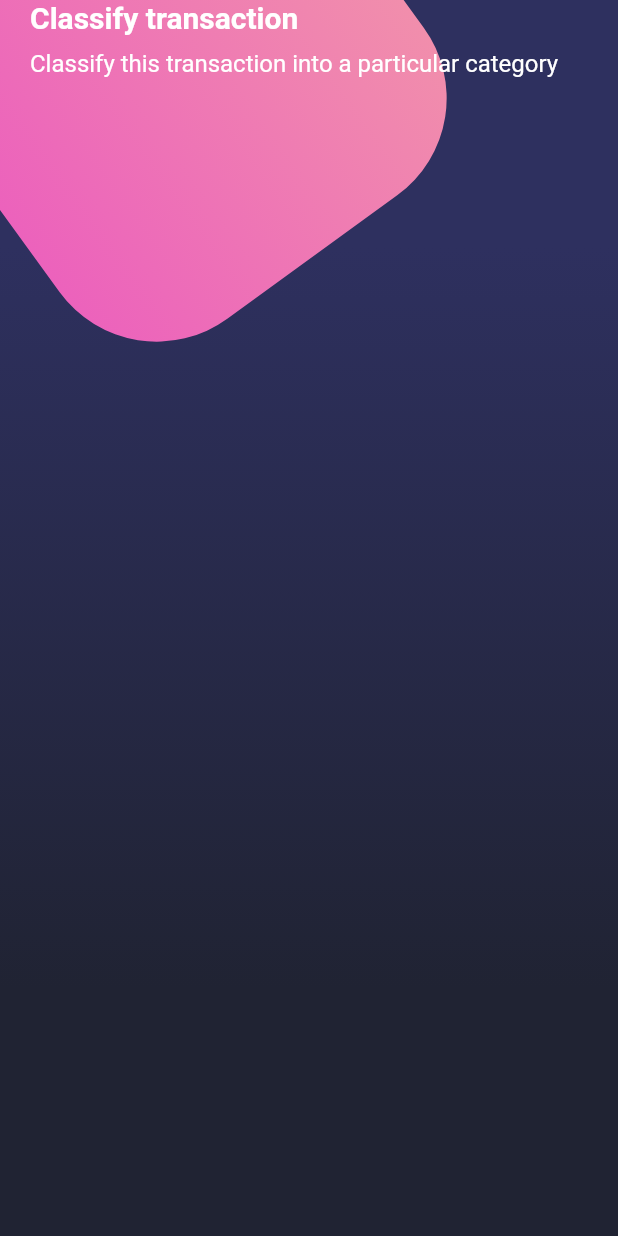
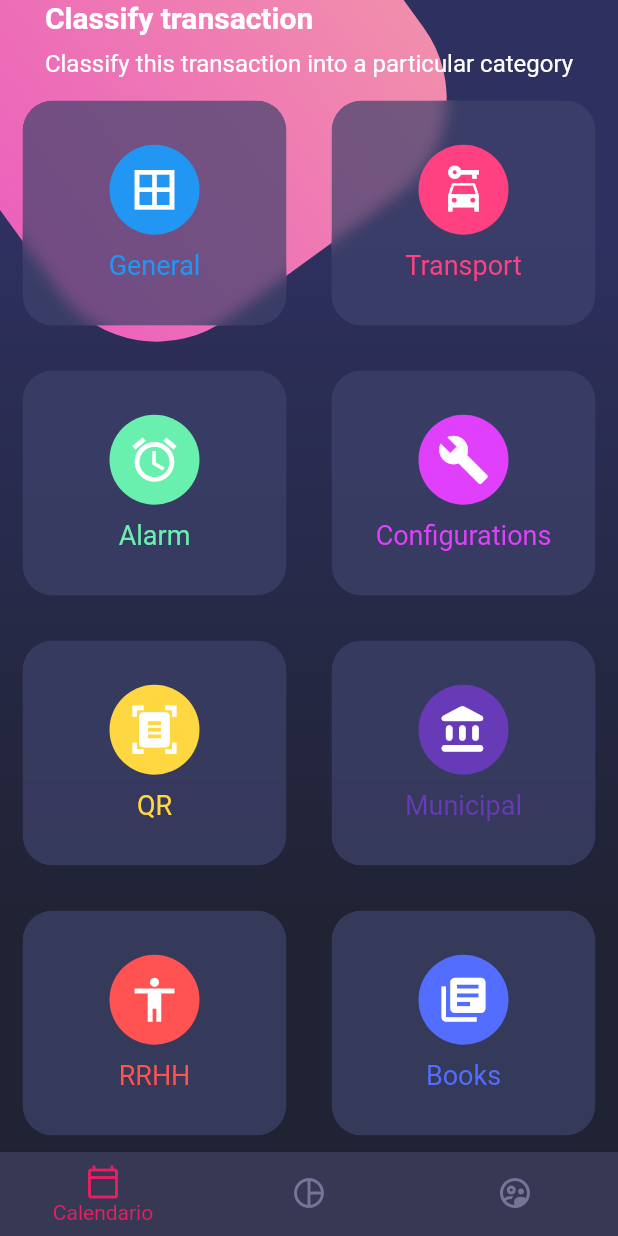
Before and after one commit to villarroelnicolasmaulen/designs_app, a Flutter app: the screen it shows after launch, on a phone screen of 412 x 824 dp. Run offline on Flutter 3.47's test engine with Material 2 defaults, Android fonts, the phone set to English and light mode, and no system bars.

Commit message:
last commit

```diff
--- a/lib/main.dart
+++ b/lib/main.dart
@@ -15,6 +15,7 @@ class MyApp extends StatelessWidget {
       debugShowCheckedModeBanner: false,
       title: 'Material App',
       initialRoute: 'home_screen',
+      theme: ThemeData.dark(),
       routes: {
         'basic_design': (_) => BasicDesignScreen(),
         'scroll_screen': (_) => ScrollDesignScreen(),
--- a/lib/screens/home_screen.dart
+++ b/lib/screens/home_screen.dart
@@ -1,6 +1,8 @@
 // ignore_for_file: prefer_const_constructors
 
 import 'package:disenos/widgets/background.dart';
+import 'package:disenos/widgets/card_table.dart';
+import 'package:disenos/widgets/custom_bottom_navigation.dart';
 import 'package:disenos/widgets/page_title.dart';
 import 'package:flutter/material.dart';
 
@@ -20,6 +22,7 @@ class HomeScreen extends StatelessWidget {
 
         ],
       ),
+      bottomNavigationBar: CustomBottomNavigationBar(),
     );
   }
 }
@@ -31,7 +34,10 @@ class _HomeBody extends StatelessWidget {
       child: Column(
         children: [
           // Titles
-          PageTitle()
+          PageTitle(),
+
+          // Card Table
+          CardTable()
 
         ],
       ),
--- /dev/null
+++ b/lib/widgets/card_table.dart
@@ -0,0 +1,95 @@
+// ignore_for_file: prefer_const_literals_to_create_immutables, prefer_const_constructors
+
+import 'dart:ui';
+
+import 'package:flutter/material.dart';
+
+class CardTable extends StatelessWidget {
+  @override
+  Widget build(BuildContext context) {
+    return Table(
+      children: [
+        TableRow(
+          children: [
+            _SingleCard(icon: Icons.border_all, color: Colors.blue, text: 'General',),
+            _SingleCard(icon: Icons.car_rental, color: Colors.pinkAccent, text: 'Transport',),
+          ]
+        ),
+        TableRow(
+          children: [
+            _SingleCard(icon: Icons.access_alarm, color: Colors.greenAccent, text: 'Alarm',),
+            _SingleCard(icon: Icons.build, color: Colors.purpleAccent, text: 'Configurations',),
+          ]
+        ),
+        TableRow(
+          children: [
+            _SingleCard(icon: Icons.document_scanner, color: Colors.amberAccent, text: 'QR',),
+            _SingleCard(icon: Icons.account_balance_rounded, color: Colors.deepPurple, text: 'Municipal',),
+          ]
+        ),
+        TableRow(
+          children: [
+            _SingleCard(icon: Icons.accessibility_sharp, color: Colors.redAccent, text: 'RRHH',),
+            _SingleCard(icon: Icons.library_books, color: Colors.indigoAccent, text: 'Books',),
+          ]
+        ),
+      ],
+    );
+  }
+}
+
+class _SingleCard extends StatelessWidget {
+
+
+  final IconData icon;
+  final Color color;
+  final String text;
+
+  _SingleCard({Key? key, required this.icon, required this.color, required this.text}) : super(key: key);
+
+  @override
+  Widget build(BuildContext context) {
+
+    var column = Column(
+              mainAxisAlignment: MainAxisAlignment.center,
+              children: [
+                CircleAvatar(
+                  backgroundColor: this.color,
+                  child: Icon(this.icon, size: 35,color: Colors.white, ),
+                  radius: 30,
+                ),
+                SizedBox(height: 10,),
+                Text(this.text, style: TextStyle(color: this.color, fontSize: 18),)
+              ],
+            );
+    return _CardBackground(child: column,);
+  }
+}
+
+class _CardBackground extends StatelessWidget {
+  final Widget child;
+
+   _CardBackground({Key? key, required this.child}) : super(key: key);
+
+    var boxDecoration = BoxDecoration(
+      color: Color.fromRGBO(62,66,107,0.7),
+      borderRadius: BorderRadius.circular(20)
+    );
+  @override
+  Widget build(BuildContext context) {
+    return Container(
+      margin: EdgeInsets.all(15),
+      child: ClipRRect(
+        borderRadius: BorderRadius.circular(20),
+        child: BackdropFilter(
+          filter: ImageFilter.blur(sigmaX: 5, sigmaY: 5),
+          child: Container(
+            height: 150,
+            decoration: boxDecoration,
+            child: this.child,
+          ),
+        ),
+      ),
+    );
+  }
+}
--- /dev/null
+++ b/lib/widgets/custom_bottom_navigation.dart
@@ -0,0 +1,32 @@
+// ignore_for_file: use_key_in_widget_constructors, prefer_const_constructors
+
+import 'package:flutter/material.dart';
+
+class CustomBottomNavigationBar extends StatelessWidget {
+  @override
+  Widget build(BuildContext context) {
+    return BottomNavigationBar(
+      selectedItemColor: Colors.pink,
+      backgroundColor: Color.fromRGBO(55, 57, 84, 1),
+      unselectedItemColor: Color.fromRGBO(116, 117, 152, 1),
+      // showSelectedLabels: false,
+      showUnselectedLabels: false,
+      currentIndex: 0,
+      // ignore: prefer_const_literals_to_create_immutables
+      items: [
+        BottomNavigationBarItem(
+          icon: Icon(Icons.calendar_today_outlined),
+          label: 'Calendario'
+        ),
+        BottomNavigationBarItem(
+          icon: Icon(Icons.pie_chart_outline),
+          label: 'Grafica'
+        ),
+        BottomNavigationBarItem(
+          icon: Icon(Icons.supervised_user_circle_outlined),
+          label: 'Usuarios'
+        ),
+      ],
+    );
+  }
+}
```
